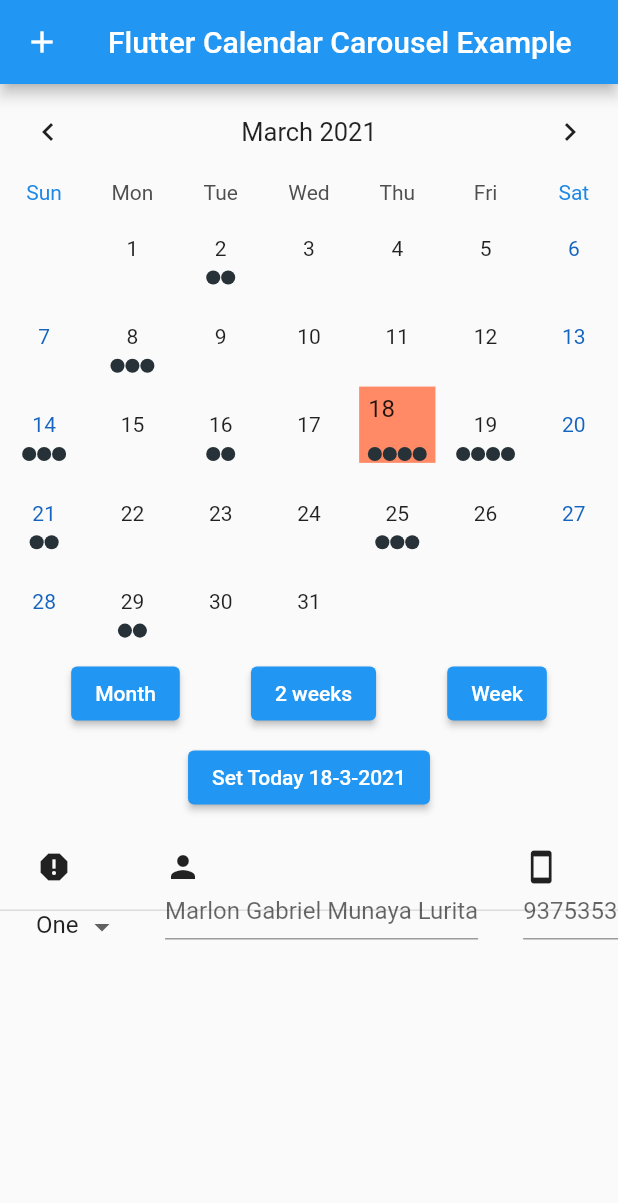
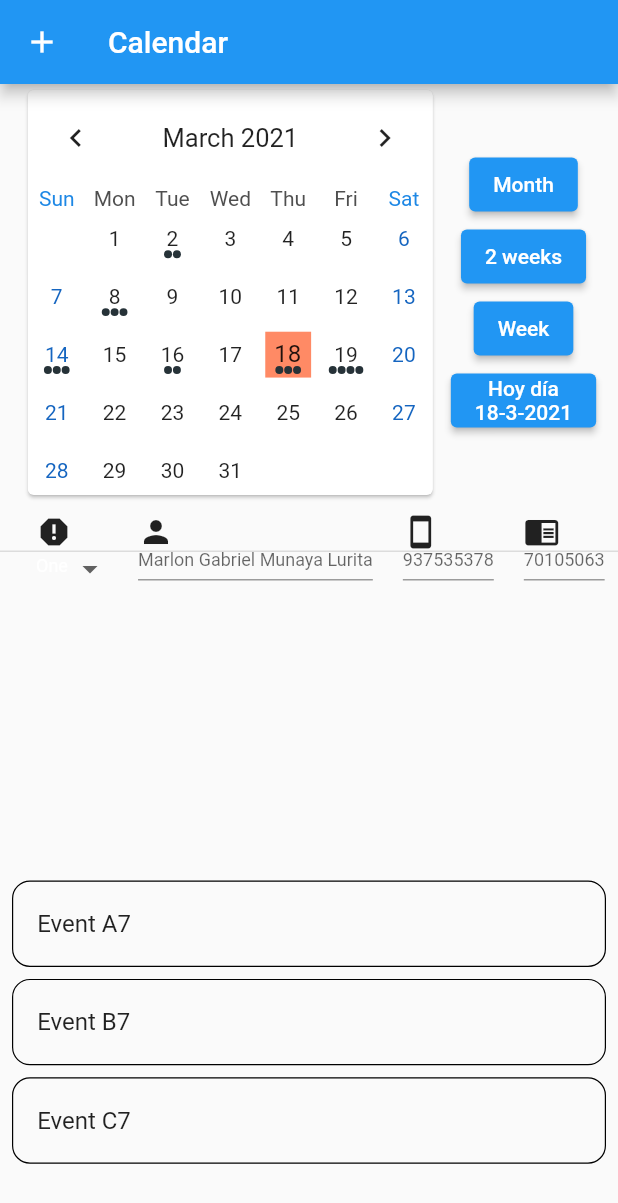
Before and after one commit to marlonmunaya/gpon_admin, a Flutter app: the screen it shows after launch, on a phone screen of 412 x 824 dp. Shown: the top 1203 px of the screen. Run offline on Flutter 3.47's test engine with Material 2 defaults, Android fonts, the light colour scheme and no system bars; drawn by our look-alikes of table_calendar; our stand-ins replace cloud_firestore; missing offline and left inert: dart:html; accounts and stored records are empty.

Commit message:
calendar con provider y firestore

```diff
--- a/lib/calendar.dart
+++ b/lib/calendar.dart
@@ -1,6 +1,8 @@
 import 'package:flutter/material.dart';
 import 'package:flutter/services.dart';
+import 'package:gpon_admin/user_provider.dart';
 import 'package:intl/date_symbol_data_local.dart';
+import 'package:provider/provider.dart';
 import 'package:table_calendar/table_calendar.dart';
 
 // Example holidays
@@ -13,9 +15,7 @@ final Map<DateTime, List> _holidays = {
 };
 
 class CalendarPage extends StatefulWidget {
-  CalendarPage({Key key, this.title}) : super(key: key);
-
-  final String title;
+  const CalendarPage({Key key}) : super(key: key);
 
   @override
   _MyHomePageState createState() => _MyHomePageState();
@@ -31,78 +31,17 @@ class _MyHomePageState extends State<CalendarPage>
   @override
   void initState() {
     super.initState();
-    final _selectedDay = DateTime.now();
+    final provider = Provider.of<UserProvider>(context, listen: false);
+    provider.setdate();
+    final _selectedDay = provider.selectedDay;
+    _events = provider.eventos;
 
-    _events = {
-      _selectedDay.subtract(Duration(days: 30)): [
-        'Event A0',
-        'Event B0',
-        'Event C0'
-      ],
-      _selectedDay.subtract(Duration(days: 27)): ['Event A1'],
-      _selectedDay.subtract(Duration(days: 20)): [
-        'Event A2',
-        'Event B2',
-        'Event C2',
-        'Event D2'
-      ],
-      _selectedDay.subtract(Duration(days: 16)): ['Event A3', 'Event B3'],
-      _selectedDay.subtract(Duration(days: 10)): [
-        'Event A4',
-        'Event B4',
-        'Event C4'
-      ],
-      _selectedDay.subtract(Duration(days: 4)): [
-        'Event A5',
-        'Event B5',
-        'Event C5'
-      ],
-      _selectedDay.subtract(Duration(days: 2)): ['Event A6', 'Event B6'],
-      _selectedDay: [
-        'Event A7',
-        'Event B7',
-        'Event C7',
-        'Event D7',
-        'Event D7',
-        'Event D7'
-      ],
-      _selectedDay.add(Duration(days: 1)): [
-        'Event A8',
-        'Event B8',
-        'Event C8',
-        'Event D8'
-      ],
-      _selectedDay.add(Duration(days: 3)):
-          Set.from(['Event A9', 'Event A9', 'Event B9']).toList(),
-      _selectedDay.add(Duration(days: 7)): [
-        'Event A10',
-        'Event B10',
-        'Event C10'
-      ],
-      _selectedDay.add(Duration(days: 11)): ['Event A11', 'Event B11'],
-      _selectedDay.add(Duration(days: 17)): [
-        'Event A12',
-        'Event B12',
-        'Event C12',
-        'Event D12'
-      ],
-      _selectedDay.add(Duration(days: 22)): ['Event A13', 'Event B13'],
-      _selectedDay.add(Duration(days: 26)): [
-        'Event A14',
-        'Event B14',
-        'Event C14',
-        'Event D14',
-      ],
-    };
-
-    _selectedEvents = _events[_selectedDay] ?? [];
+    // _selectedEvents = _events[_selectedDay] ?? [];
     _calendarController = CalendarController();
-
     _animationController = AnimationController(
       vsync: this,
       duration: const Duration(milliseconds: 400),
     );
-
     _animationController.forward();
   }
 
@@ -113,80 +52,52 @@ class _MyHomePageState extends State<CalendarPage>
     super.dispose();
   }
 
-  void _onDaySelected(DateTime day, List events, List holidays) {
-    print('CALLBACK: _onDaySelected');
-    setState(() {
-      _selectedEvents = events;
-    });
-  }
-
-  void _onVisibleDaysChanged(
-      DateTime first, DateTime last, CalendarFormat format) {
-    print('CALLBACK: _onVisibleDaysChanged');
-  }
-
-  void _onCalendarCreated(
-      DateTime first, DateTime last, CalendarFormat format) {
-    print('CALLBACK: _onCalendarCreated');
-  }
+  // void _onDaySelected(DateTime day, List events, List holidays) {
+  //   print('CALLBACK: _onDaySelected');
+  //   setState(() {
+  //     _selectedEvents = events;
+  //   });
+  // }
 
   @override
   Widget build(BuildContext context) {
+    final prov = Provider.of<UserProvider>(context);
+
     return Scaffold(
       appBar: AppBar(
-        title: Text(widget.title),
+        title: Text("Calendar"),
         leading: Icon(Icons.add),
       ),
       body: Column(
-        mainAxisSize: MainAxisSize.max,
+        // mainAxisSize: MainAxisSize.max,
         children: <Widget>[
-          // Switch out 2 lines below to play with TableCalendar's settings
-          //-----------------------
-          // _buildTableCalendar(),
-          _buildTableCalendarWithBuilders(),
+          Row(
+            mainAxisAlignment: MainAxisAlignment.center,
+            // crossAxisAlignment: CrossAxisAlignment.center,
+            children: [
+              _buildTableCalendarWithBuilders(prov),
+              const SizedBox(width: 8.0),
+              _buildButtons(),
+            ],
+          ),
           const SizedBox(height: 8.0),
-          _buildButtons(),
-          const SizedBox(height: 8.0),
-          Expanded(child: _buildEventList2()),
+          Expanded(child: _buildEventList2(prov)),
+          Expanded(child: _buildEventList(prov)),
         ],
       ),
     );
   }
 
-  // Simple TableCalendar configuration (using Styles)
-  Widget _buildTableCalendar() {
-    return TableCalendar(
-      calendarController: _calendarController,
-      events: _events,
-      holidays: _holidays,
-      // locale: ,
-      startingDayOfWeek: StartingDayOfWeek.sunday,
-      calendarStyle: CalendarStyle(
-        selectedColor: Colors.deepOrange[400],
-        todayColor: Colors.deepOrange[200],
-        markersColor: Colors.brown[700],
-        outsideDaysVisible: false,
-      ),
-      headerStyle: HeaderStyle(
-        formatButtonTextStyle:
-            TextStyle().copyWith(color: Colors.white, fontSize: 12.0),
-        formatButtonDecoration: BoxDecoration(
-          color: Colors.deepOrange[400],
-          borderRadius: BorderRadius.circular(16.0),
-        ),
-      ),
-      onDaySelected: _onDaySelected,
-      onVisibleDaysChanged: _onVisibleDaysChanged,
-      onCalendarCreated: _onCalendarCreated,
-    );
-  }
-
   // More advanced TableCalendar configuration (using Builders & Styles)
-  Widget _buildTableCalendarWithBuilders() {
-    return TableCalendar(
+  Widget _buildTableCalendarWithBuilders(prov) {
+    return Card(
+      child: Container(
+        height: 270,
+        width: 270,
+        child: TableCalendar(
           // locale: 'pl_PL',
           calendarController: _calendarController,
-      events: _events,
+          events: prov.eventos,
           holidays: _holidays,
           initialCalendarFormat: CalendarFormat.month,
           formatAnimation: FormatAnimation.slide,
@@ -211,7 +122,8 @@ class _MyHomePageState extends State<CalendarPage>
           builders: CalendarBuilders(
             selectedDayBuilder: (context, date, _) {
               return FadeTransition(
-            opacity: Tween(begin: 0.0, end: 1.0).animate(_animationController),
+                opacity:
+                    Tween(begin: 0.0, end: 1.0).animate(_animationController),
                 child: Container(
                   margin: const EdgeInsets.all(4.0),
                   padding: const EdgeInsets.only(top: 5.0, left: 6.0),
@@ -263,11 +175,13 @@ class _MyHomePageState extends State<CalendarPage>
             },
           ),
           onDaySelected: (date, events, holidays) {
-        _onDaySelected(date, events, holidays);
+            prov.onDaySelected(date, events, holidays);
             _animationController.forward(from: 0.0);
           },
-      onVisibleDaysChanged: _onVisibleDaysChanged,
-      onCalendarCreated: _onCalendarCreated,
+          onVisibleDaysChanged: prov.onVisibleDaysChanged,
+          onCalendarCreated: prov.onCalendarCreated,
+        ),
+      ),
     );
   }
 
@@ -308,10 +222,8 @@ class _MyHomePageState extends State<CalendarPage>
     // final dateTime = _events.keys.elementAt(_events.length - 2);
     final dateTime = DateTime.now();
     return Column(
-      children: <Widget>[
-        Row(
-          mainAxisSize: MainAxisSize.max,
-          mainAxisAlignment: MainAxisAlignment.spaceEvenly,
+      // mainAxisSize: MainAxisSize.max,
+      mainAxisAlignment: MainAxisAlignment.end,
       children: <Widget>[
         ElevatedButton(
           child: Text('Month'),
@@ -325,8 +237,7 @@ class _MyHomePageState extends State<CalendarPage>
           child: Text('2 weeks'),
           onPressed: () {
             setState(() {
-                  _calendarController
-                      .setCalendarFormat(CalendarFormat.twoWeeks);
+              _calendarController.setCalendarFormat(CalendarFormat.twoWeeks);
             });
           },
         ),
@@ -338,12 +249,13 @@ class _MyHomePageState extends State<CalendarPage>
             });
           },
         ),
+        ElevatedButton(
+          child: Column(
+            children: [
+              Text("Hoy día"),
+              Text('${dateTime.day}-${dateTime.month}-${dateTime.year}'),
             ],
           ),
-        const SizedBox(height: 8.0),
-        ElevatedButton(
-          child: Text(
-              'Set Today ${dateTime.day}-${dateTime.month}-${dateTime.year}'),
           onPressed: () {
             _calendarController.setSelectedDay(
               DateTime(dateTime.year, dateTime.month, dateTime.day),
@@ -355,9 +267,10 @@ class _MyHomePageState extends State<CalendarPage>
     );
   }
 
-  Widget _buildEventList() {
+  Widget _buildEventList(prov) {
+    final List<dynamic> lista = prov.selectedEventos;
     return ListView(
-      children: _selectedEvents
+      children: lista
           .map((event) => Container(
                 decoration: BoxDecoration(
                   border: Border.all(width: 0.8),
@@ -374,10 +287,11 @@ class _MyHomePageState extends State<CalendarPage>
     );
   }
 
-  Widget _buildEventList2() {
+  Widget _buildEventList2(context) {
     return DataTable(
-      columnSpacing: 30,
+      columnSpacing: 20,
       dataRowHeight: 20,
+      headingRowHeight: 25,
       columns: <DataColumn>[
         DataColumn(
           label: Row(
@@ -404,6 +318,7 @@ class _MyHomePageState extends State<CalendarPage>
           cells: <DataCell>[
             DataCell(
               DropdownButton<String>(
+                style: TextStyle(fontSize: 12),
                 value: "One",
                 onChanged: (String newValue) {
                   setState(() {
@@ -420,20 +335,26 @@ class _MyHomePageState extends State<CalendarPage>
               ),
             ),
             DataCell(TextField(
+              style: TextStyle(fontSize: 12),
               decoration:
                   InputDecoration(hintText: "Marlon Gabriel Munaya Lurita"),
             )),
             DataCell(TextField(
+              // controller: context.watch<UserProvider>().counter,
+              // controller: context.watch<UserProvider>().counter,
+              style: TextStyle(fontSize: 12),
               keyboardType: TextInputType.name,
               decoration: InputDecoration(hintText: "937535378"),
             )),
             DataCell(TextField(
+              style: TextStyle(fontSize: 12),
               decoration: InputDecoration(hintText: "70105063"),
             )),
             DataCell(IconButton(
               padding: EdgeInsets.all(0),
               icon: Icon(Icons.search),
-                onPressed: null)),
+              onPressed: () => context.increment(),
+            )),
           ],
         ),
       ],
--- a/lib/main.dart
+++ b/lib/main.dart
@@ -1,6 +1,5 @@
 import 'dart:html';
 import 'package:flutter/material.dart';
-
 import 'package:provider/provider.dart';
 
 import 'package:gpon_admin/user_provider.dart';
@@ -14,13 +13,15 @@ class MyApp extends StatelessWidget {
   @override
   Widget build(BuildContext context) {
     return MultiProvider(
-      providers: [ChangeNotifierProvider(create: (_) => UserProvider())],
+      providers: [
+        ChangeNotifierProvider(create: (_) => UserProvider()),
+      ],
       child: MaterialApp(
         title: 'Flutter Demo',
         theme: ThemeData(
           primarySwatch: Colors.blue,
         ),
-        home: CalendarPage(title: 'Flutter Calendar Carousel Example'),
+        home: CalendarPage(),
       ),
     );
   }
--- /dev/null
+++ b/lib/src/model.dart
@@ -0,0 +1,26 @@
+import 'package:cloud_firestore/cloud_firestore.dart';
+
+class DevicesModel {
+  final double sales;
+  final double var2valor;
+  // final String var1name;
+  final Timestamp tiempo;
+  final DateTime time;
+  // final TimeSeriesSales serie;
+  // final Timestamp
+  final DocumentReference reference;
+
+  DevicesModel.fromMap(Map<String, dynamic> map, {this.reference})
+      :
+        // assert(map['fecha']  != null),
+        sales = map['var1valor'],
+        var2valor = map['var2valor'],
+        // var1name = map['var1name'],
+        tiempo = map['fecha'],
+        time = (map['fecha']).toDate();
+
+  DevicesModel.fromSnapshot(DocumentSnapshot snapshot)
+      : this.fromMap(snapshot.data(), reference: snapshot.reference);
+
+  String toString() => "$sales;$time\n";
+}
--- a/lib/user_provider.dart
+++ b/lib/user_provider.dart
@@ -1,3 +1,83 @@
+import 'package:flutter/foundation.dart';
 import 'package:flutter/material.dart';
+import 'package:gpon_admin/src/model.dart';
+import 'package:table_calendar/table_calendar.dart';
 
-class UserProvider with ChangeNotifier {}
+///Librerias para la conexion DB
+import 'package:cloud_firestore/cloud_firestore.dart';
+
+class UserProvider with ChangeNotifier {
+  int _count = 0;
+  int get count => _count;
+  DateTime _selectedDay = DateTime.now();
+  DateTime get selectedDay => _selectedDay;
+  List<dynamic> _selectedEventos;
+  List<dynamic> get selectedEventos => _selectedEventos;
+  Map<DateTime, List> _eventos;
+  Map<DateTime, List> get eventos => _eventos;
+  List<DevicesModel> _model;
+  List<DevicesModel> get model => _model;
+
+  // TextEditingController get counter => _counter;
+  void setdate() {
+    _eventos = {
+      _selectedDay.subtract(Duration(days: 16)): ['Event A3', 'Event B3'],
+      _selectedDay.subtract(Duration(days: 10)): [
+        'Event A4',
+        'Event B4',
+        'Event C4'
+      ],
+      _selectedDay.subtract(Duration(days: 4)): [
+        'Event A5',
+        'Event B5',
+        'Event C5'
+      ],
+      _selectedDay.subtract(Duration(days: 2)): ['Event A6', 'Event B6'],
+      _selectedDay: ['Event A7', 'Event B7', 'Event C7'],
+      _selectedDay.add(Duration(days: 1)): [
+        'Event A8',
+        'Event B8',
+        'Event C8',
+        'Event D8'
+      ],
+    };
+    _selectedEventos = _eventos[_selectedDay] ?? [];
+  }
+
+  void increment() {
+    _count++;
+    print(_count);
+    notifyListeners();
+  }
+
+  void onDaySelected(DateTime day, List events, List holidays) {
+    _selectedEventos = events;
+    _count++;
+    print('CALLBACK provider : _onDaySelected');
+    print(_selectedEventos);
+    notifyListeners();
+  }
+
+  void onVisibleDaysChanged(
+      DateTime first, DateTime last, CalendarFormat format) {
+    print('CALLBACK: _onVisibleDaysChanged');
+  }
+
+  void onCalendarCreated(DateTime first, DateTime last, CalendarFormat format) {
+    print('CALLBACK: _onCalendarCreated');
+  }
+
+  void getcollectionmolycop(start, end) async {
+    print('obteniento datos');
+    final snapshot = await Firestore.instance
+        .collection('users')
+        .where('fecha', isGreaterThanOrEqualTo: start)
+        .where('fecha', isLessThanOrEqualTo: end)
+        .orderBy('fecha', descending: true)
+        .getDocuments();
+    _model =
+        snapshot.documents.map((e) => DevicesModel.fromSnapshot(e)).toList();
+    print(_model);
+    notifyListeners();
+  }
+}
--- a/pubspec.yaml
+++ b/pubspec.yaml
@@ -31,6 +31,8 @@ dependencies:
   timelines: ^0.0.2+1
   table_calendar: ^2.3.3
   provider: ^5.0.0
+  firebase_core: "^0.7.0"
+  cloud_firestore: "^0.16.0+1"
 
 dev_dependencies:
   flutter_test:
```
Also changed, not shown: lib/src/data.dart (added, +70 -0 lines), pubspec.lock, 4 other files. Lines whose indentation alone changed are shown as unchanged.
